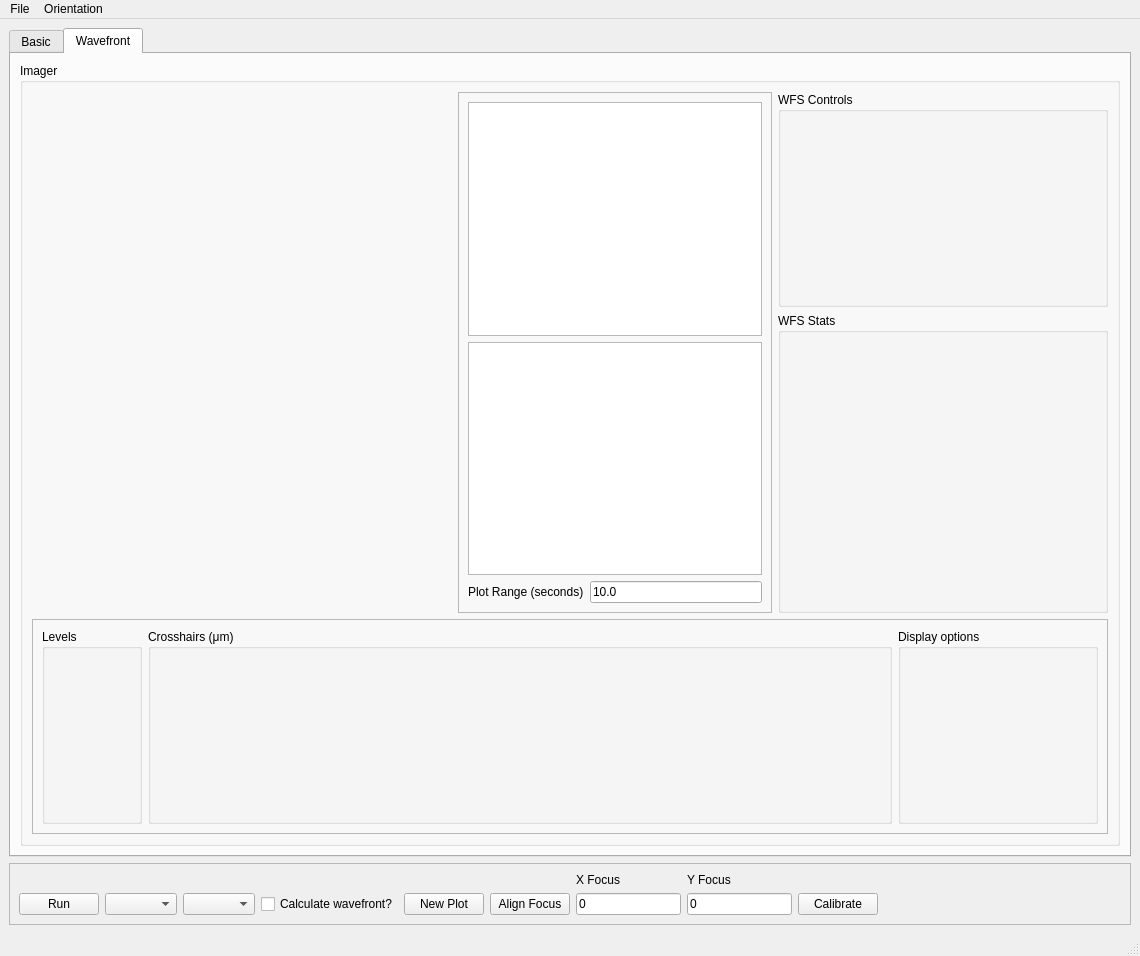
The window that PPM_centroid/PPM_screen.ui (mseaberg/slit_alignment) describes before a commit, drawn with Qt 5.
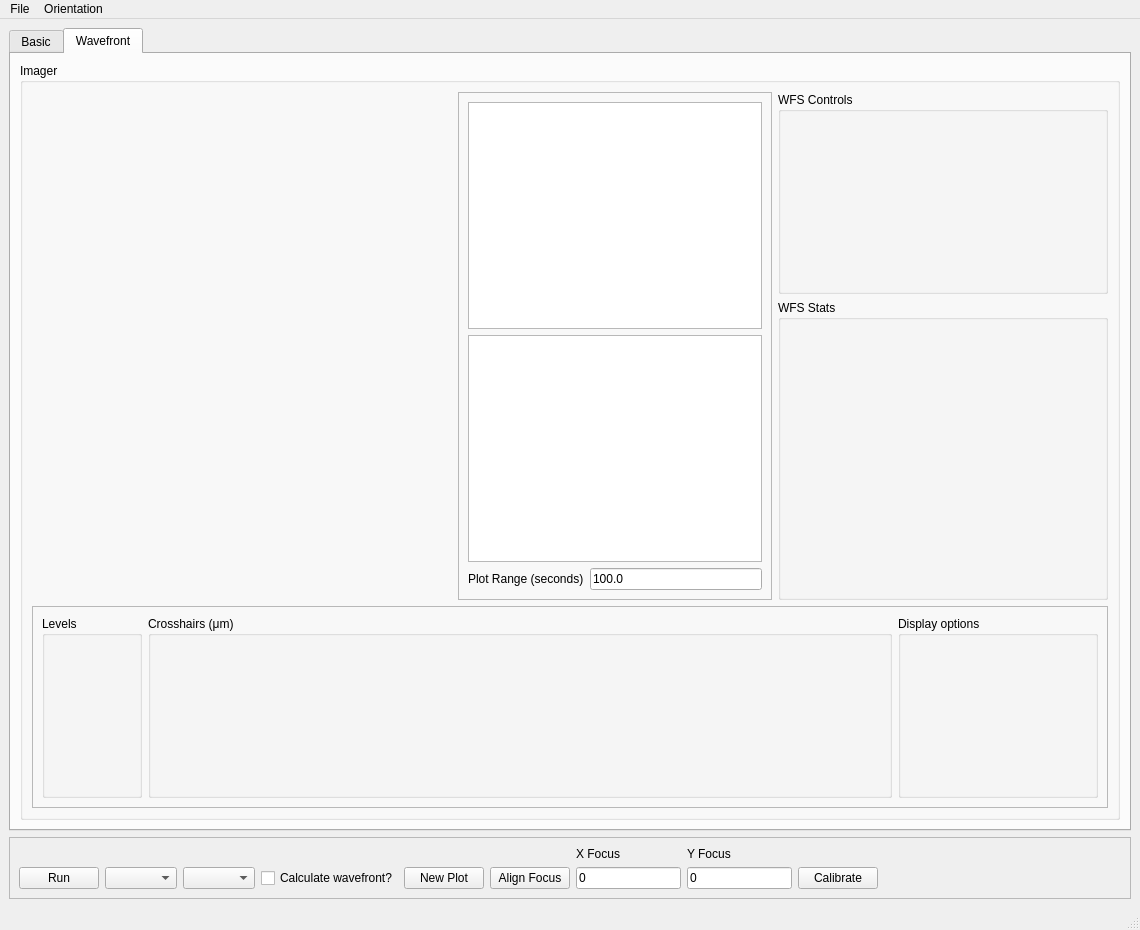
The same window after the commit. Custom widgets are drawn as their Qt base class.

Commit message: added data fields for focus size

Patch:
```diff
--- a/PPM_centroid/PPM_screen.ui
+++ b/PPM_centroid/PPM_screen.ui
@@ -2,12 +2,15 @@
 <ui version="4.0">
  <class>MainWindow</class>
  <widget class="QMainWindow" name="MainWindow">
+  <property name="enabled">
+   <bool>true</bool>
+  </property>
   <property name="geometry">
    <rect>
     <x>0</x>
     <y>0</y>
     <width>1140</width>
-    <height>956</height>
+    <height>930</height>
    </rect>
   </property>
   <property name="windowTitle">
@@ -305,7 +308,7 @@
               <item row="3" column="1">
                <widget class="QLineEdit" name="wfsPlotRangeLineEdit">
                 <property name="text">
-                 <string>10.0</string>
+                 <string>100.0</string>
                 </property>
                </widget>
               </item>
@@ -642,7 +645,11 @@
    <addaction name="menuFile"/>
    <addaction name="menuOrientation"/>
   </widget>
-  <widget class="QStatusBar" name="statusbar"/>
+  <widget class="QStatusBar" name="statusbar">
+   <property name="enabled">
+    <bool>true</bool>
+   </property>
+  </widget>
   <action name="actionSave">
    <property name="text">
     <string>Save image</string>
```
The commit also changes 1 other file.
